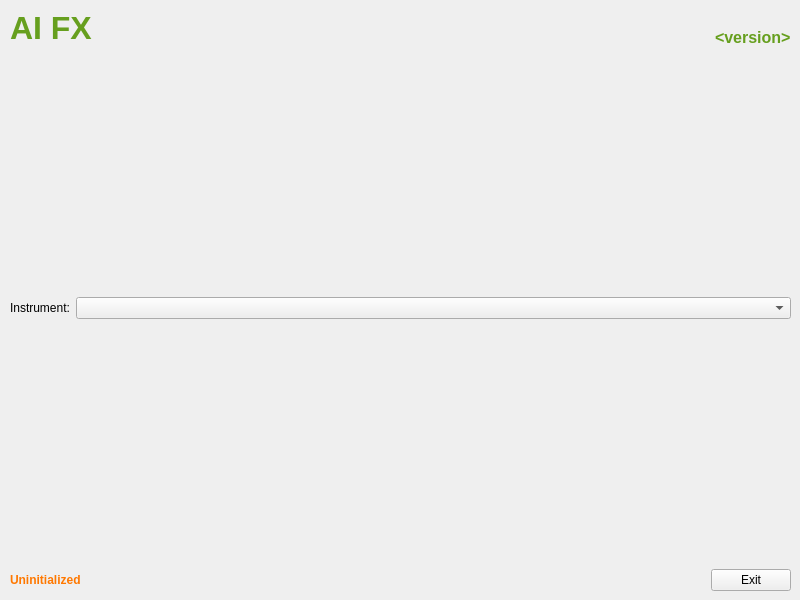
The window that aifx/client/form.ui (NadimGhaznavi/aifx) describes before a commit, drawn with Qt 5.
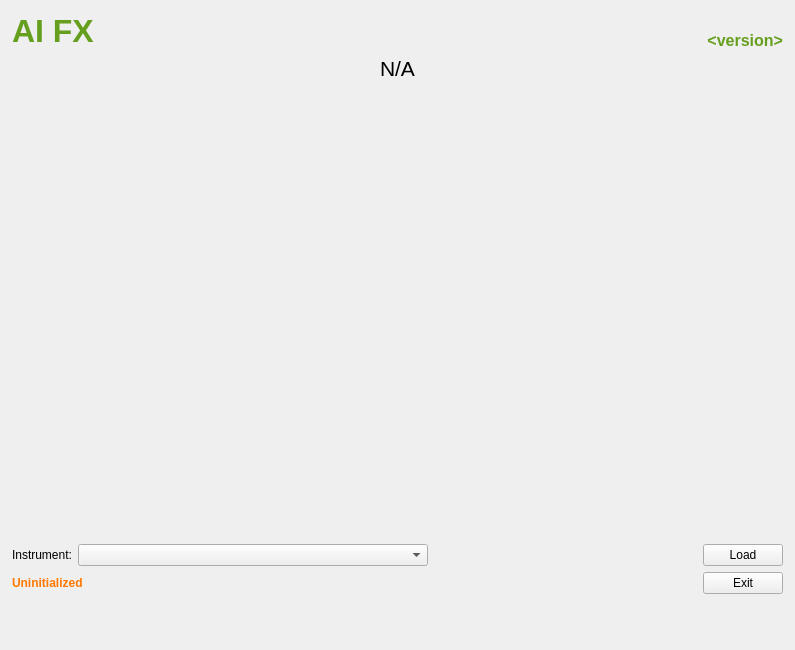
The same window after the commit.

```diff
--- a/aifx/client/form.ui
+++ b/aifx/client/form.ui
@@ -6,27 +6,33 @@
    <rect>
     <x>0</x>
     <y>0</y>
-    <width>800</width>
-    <height>600</height>
+    <width>795</width>
+    <height>650</height>
    </rect>
   </property>
   <property name="windowTitle">
    <string>Widget</string>
   </property>
-  <widget class="QWidget" name="">
+  <widget class="QWidget" name="layoutWidget">
    <property name="geometry">
     <rect>
-     <x>10</x>
-     <y>10</y>
-     <width>781</width>
+     <x>12</x>
+     <y>13</y>
+     <width>771</width>
      <height>581</height>
     </rect>
    </property>
-   <layout class="QVBoxLayout" name="verticalLayout">
+   <layout class="QVBoxLayout" name="vl_window" stretch="0,1,0,0">
     <item>
-     <layout class="QHBoxLayout" name="horizontalLayout_2">
+     <layout class="QHBoxLayout" name="hl_title" stretch="0,1,0">
       <item>
        <widget class="QLabel" name="lbl_aifx">
+        <property name="sizePolicy">
+         <sizepolicy hsizetype="Minimum" vsizetype="Minimum">
+          <horstretch>0</horstretch>
+          <verstretch>0</verstretch>
+         </sizepolicy>
+        </property>
         <property name="text">
          <string>&lt;html&gt;&lt;head/&gt;&lt;body&gt;&lt;p&gt;&lt;span style=&quot; font-size:24pt; font-weight:700; color:#669f1e;&quot;&gt;AI FX&lt;/span&gt;&lt;/p&gt;&lt;/body&gt;&lt;/html&gt;</string>
         </property>
@@ -40,6 +46,9 @@
         <property name="orientation">
          <enum>Qt::Horizontal</enum>
         </property>
+        <property name="sizeType">
+         <enum>QSizePolicy::Maximum</enum>
+        </property>
         <property name="sizeHint" stdset="0">
          <size>
           <width>40</width>
@@ -50,6 +59,15 @@
       </item>
       <item>
        <widget class="QLabel" name="lbl_version">
+        <property name="sizePolicy">
+         <sizepolicy hsizetype="Minimum" vsizetype="Minimum">
+          <horstretch>0</horstretch>
+          <verstretch>0</verstretch>
+         </sizepolicy>
+        </property>
+        <property name="mouseTracking">
+         <bool>true</bool>
+        </property>
         <property name="text">
          <string>&lt;html&gt;&lt;head/&gt;&lt;body&gt;&lt;p&gt;&lt;span style=&quot; font-size:12pt; font-weight:700; color:#669f1e;&quot;&gt;&amp;lt;version&amp;gt;&lt;/span&gt;&lt;/p&gt;&lt;/body&gt;&lt;/html&gt;</string>
         </property>
@@ -57,29 +75,44 @@
          <enum>Qt::AutoText</enum>
         </property>
         <property name="alignment">
-         <set>Qt::AlignBottom|Qt::AlignLeading|Qt::AlignLeft</set>
+         <set>Qt::AlignBottom|Qt::AlignRight|Qt::AlignTrailing</set>
         </property>
        </widget>
       </item>
      </layout>
     </item>
     <item>
-     <spacer name="verticalSpacer">
-      <property name="orientation">
-       <enum>Qt::Vertical</enum>
-      </property>
-      <property name="sizeHint" stdset="0">
-       <size>
-        <width>20</width>
-        <height>223</height>
-       </size>
-      </property>
-     </spacer>
+     <layout class="QVBoxLayout" name="vl_current_pair" stretch="0,1">
+      <item>
+       <widget class="QLabel" name="lbl_current_pair">
+        <property name="font">
+         <font>
+          <pointsize>16</pointsize>
+         </font>
+        </property>
+        <property name="text">
+         <string>N/A</string>
+        </property>
+        <property name="alignment">
+         <set>Qt::AlignCenter</set>
+        </property>
+       </widget>
+      </item>
+      <item>
+       <widget class="QWidget" name="wgt_plot" native="true"/>
+      </item>
+     </layout>
     </item>
     <item>
-     <layout class="QHBoxLayout" name="horizontalLayout">
+     <layout class="QHBoxLayout" name="hl_instrument" stretch="0,0,1,0">
       <item>
        <widget class="QLabel" name="lbl_instrument">
+        <property name="sizePolicy">
+         <sizepolicy hsizetype="Fixed" vsizetype="Fixed">
+          <horstretch>0</horstretch>
+          <verstretch>0</verstretch>
+         </sizepolicy>
+        </property>
         <property name="text">
          <string>Instrument:</string>
         </property>
@@ -88,39 +121,61 @@
       <item>
        <widget class="QComboBox" name="cb_instrument">
         <property name="sizePolicy">
-         <sizepolicy hsizetype="Expanding" vsizetype="Fixed">
+         <sizepolicy hsizetype="Maximum" vsizetype="Fixed">
           <horstretch>0</horstretch>
           <verstretch>0</verstretch>
          </sizepolicy>
         </property>
+        <property name="minimumSize">
+         <size>
+          <width>350</width>
+          <height>0</height>
+         </size>
+        </property>
+       </widget>
+      </item>
+      <item>
+       <spacer name="hs_instrument">
+        <property name="orientation">
+         <enum>Qt::Horizontal</enum>
+        </property>
+        <property name="sizeType">
+         <enum>QSizePolicy::Preferred</enum>
+        </property>
+        <property name="sizeHint" stdset="0">
+         <size>
+          <width>40</width>
+          <height>20</height>
+         </size>
+        </property>
+       </spacer>
+      </item>
+      <item>
+       <widget class="QPushButton" name="btn_load">
+        <property name="text">
+         <string>Load</string>
+        </property>
        </widget>
       </item>
      </layout>
     </item>
     <item>
-     <spacer name="verticalSpacer_2">
-      <property name="orientation">
-       <enum>Qt::Vertical</enum>
-      </property>
-      <property name="sizeHint" stdset="0">
-       <size>
-        <width>20</width>
-        <height>223</height>
-       </size>
-      </property>
-     </spacer>
-    </item>
-    <item>
-     <layout class="QHBoxLayout" name="horizontalLayout_3">
+     <layout class="QHBoxLayout" name="hl_footer" stretch="0,1,0">
       <item>
        <widget class="QLabel" name="lbl_connection">
+        <property name="sizePolicy">
+         <sizepolicy hsizetype="Preferred" vsizetype="Preferred">
+          <horstretch>0</horstretch>
+          <verstretch>0</verstretch>
+         </sizepolicy>
+        </property>
         <property name="text">
          <string>&lt;html&gt;&lt;head/&gt;&lt;body&gt;&lt;p&gt;&lt;span style=&quot; font-weight:700; color:#ff7800;&quot;&gt;Uninitialized&lt;/span&gt;&lt;/p&gt;&lt;/body&gt;&lt;/html&gt;</string>
         </property>
        </widget>
       </item>
       <item>
-       <spacer name="horizontalSpacer_2">
+       <spacer name="hs_footer">
         <property name="orientation">
          <enum>Qt::Horizontal</enum>
         </property>
@@ -134,6 +189,12 @@
       </item>
       <item>
        <widget class="QPushButton" name="btn_exit">
+        <property name="sizePolicy">
+         <sizepolicy hsizetype="Minimum" vsizetype="Minimum">
+          <horstretch>0</horstretch>
+          <verstretch>0</verstretch>
+         </sizepolicy>
+        </property>
         <property name="text">
          <string>Exit</string>
         </property>
```
Left out of the diff: 2 changed lines with no effect on the pictures.
